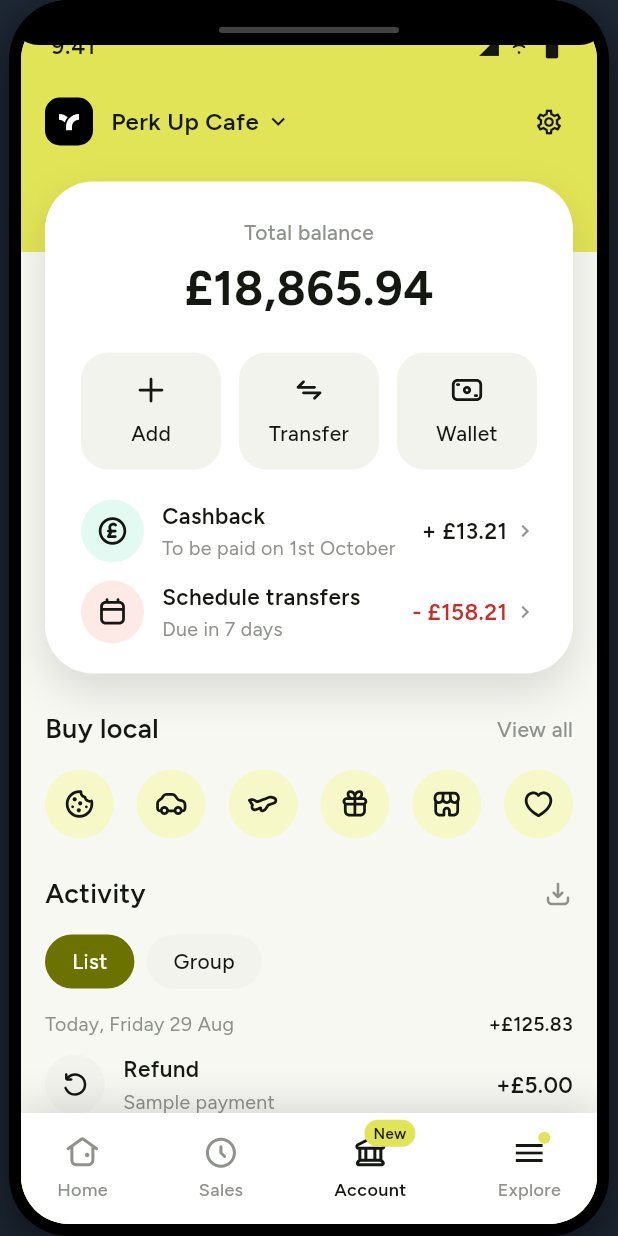
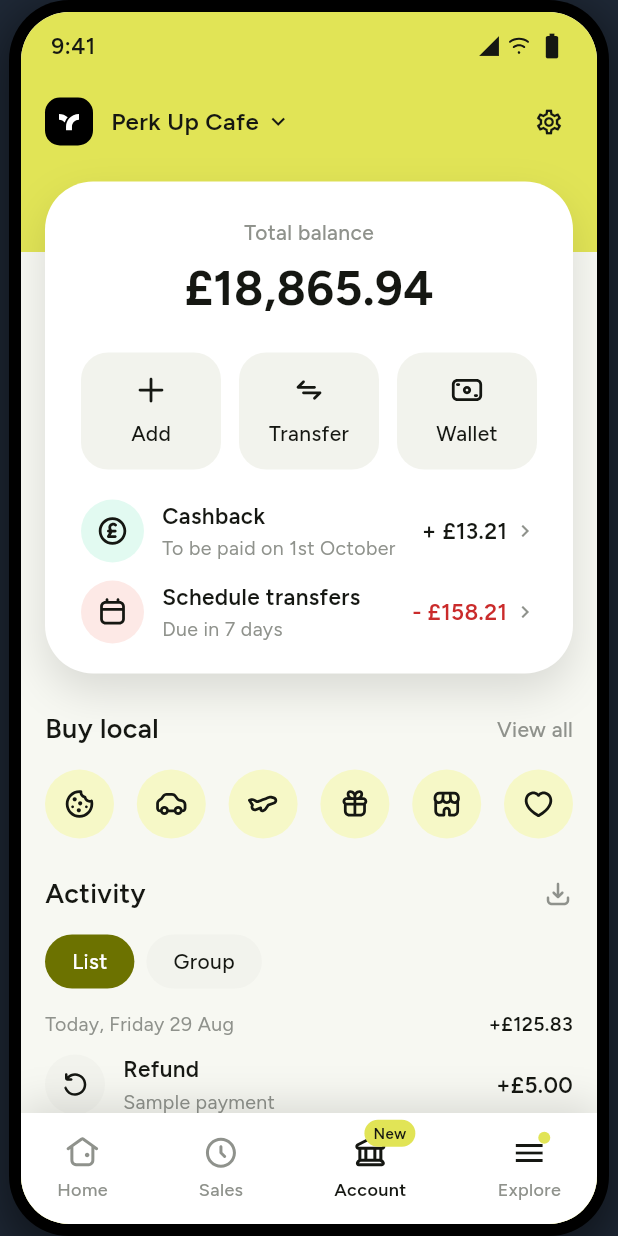
Before and after one commit to yulia-nikolaeva/test-merchant-rewards, a Flutter app: the screen it shows after launch, on a phone screen of 412 x 824 dp. Run offline on Flutter 3.47's test engine with Material 3 defaults, Android fonts, the phone set to English and light mode, and no system bars; our stand-ins replace flutter_map, flutter_svg, latlong2.

Commit message:
Fix notch

```diff
--- a/lib/main.dart
+++ b/lib/main.dart
@@ -178,9 +178,7 @@
           ),
           child: ClipRRect(
             borderRadius: BorderRadius.circular(40),
-            child: Stack(
-              children: [
-                Container(
+            child: Container(
               margin: const EdgeInsets.all(8),
               decoration: BoxDecoration(
                 borderRadius: BorderRadius.circular(32),
@@ -196,34 +194,6 @@
                   },
                 ),
               ),
-                ),
-                Positioned(
-                  top: 0,
-                  left: 0,
-                  right: 0,
-                  child: Container(
-                    height: 30,
-                    decoration: const BoxDecoration(
-                      color: Colors.black,
-                      borderRadius: BorderRadius.only(
-                        bottomLeft: Radius.circular(20),
-                        bottomRight: Radius.circular(20),
-                      ),
-                    ),
-                    child: Center(
-                      child: Container(
-                        width: 120,
-                        height: 4,
-                        margin: const EdgeInsets.only(top: 10),
-                        decoration: BoxDecoration(
-                          color: Colors.grey[800],
-                          borderRadius: BorderRadius.circular(2),
-                        ),
-                      ),
-                    ),
-                  ),
-                ),
-              ],
             ),
           ),
         ),
```
Lines whose indentation alone changed are shown as unchanged.
